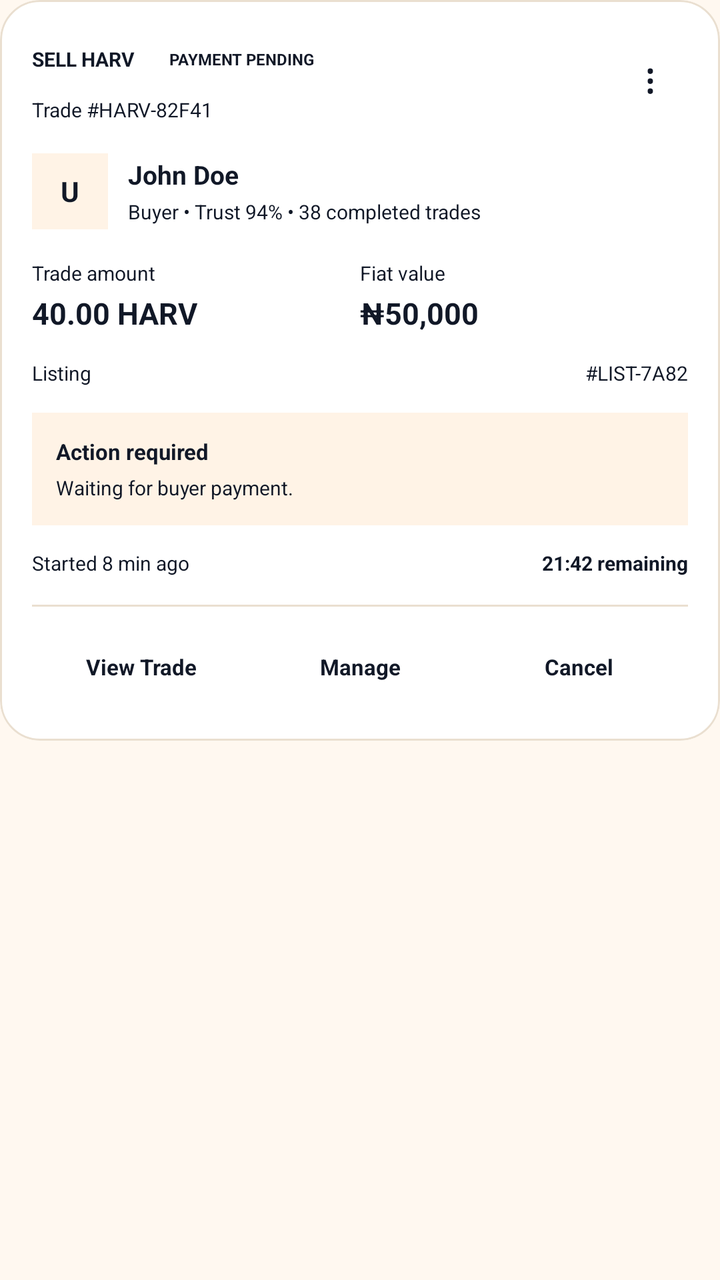
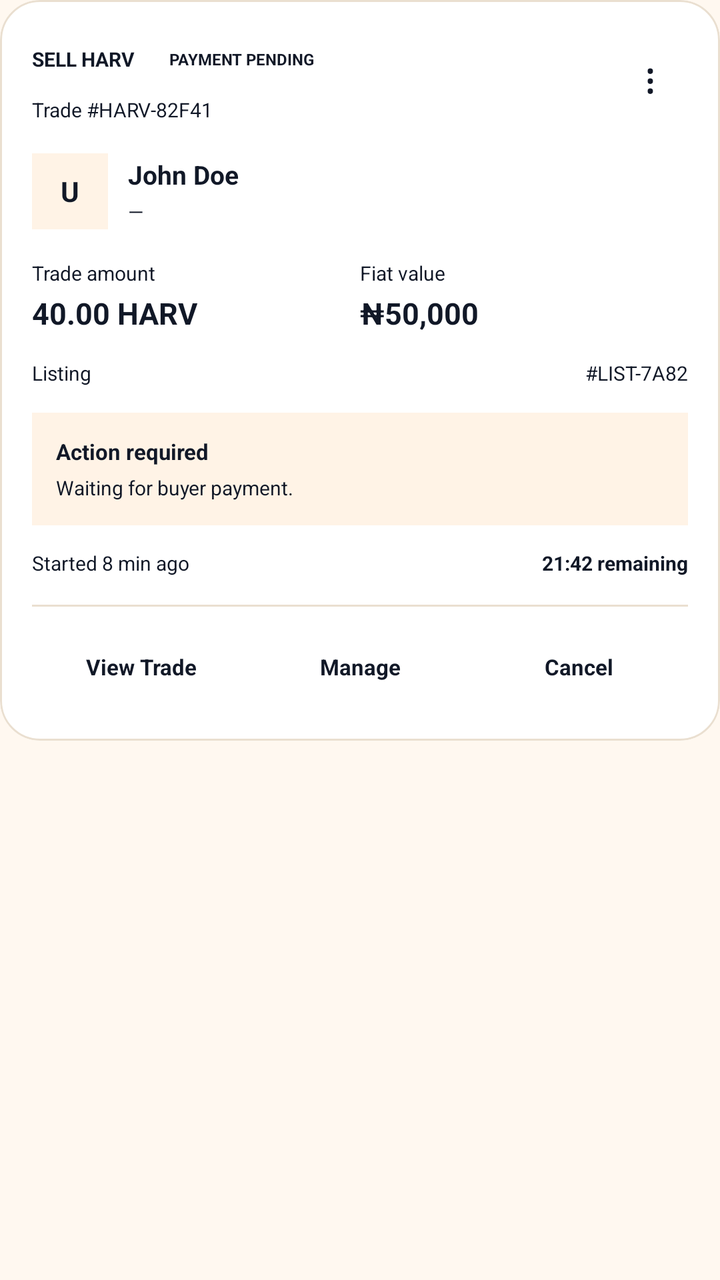

Compare the two renders of this Android layout. The source of the first and the diff that turns it into the second are given below.
<!-- AndroidManifest.xml: application theme AppTheme -->
<!-- res/layout/p2p_merchant_trade_item.xml -->
<LinearLayout
	xmlns:android="http://schemas.android.com/apk/res/android"
	xmlns:app="http://schemas.android.com/apk/res-auto"
	xmlns:tools="http://schemas.android.com/tools"
	android:layout_width="match_parent"
	android:layout_height="match_parent"
	android:orientation="vertical">
	<com.google.android.material.card.MaterialCardView
		android:id="@+id/card_merchant_trade"
		android:layout_width="match_parent"
		android:layout_height="wrap_content"
		android:layout_marginBottom="10dp"
		app:cardBackgroundColor="@color/colorP2pSurface"
		app:cardCornerRadius="20dp"
		app:cardElevation="0dp"
		app:strokeColor="@color/colorP2pBorder"
		app:strokeWidth="1dp">
		<LinearLayout
			android:id="@+id/merchant_trade_container"
			android:layout_width="match_parent"
			android:layout_height="wrap_content"
			android:padding="16dp"
			android:orientation="vertical">
			<LinearLayout
				android:id="@+id/linear246"
				android:layout_width="match_parent"
				android:layout_height="wrap_content"
				android:gravity="center_vertical"
				android:orientation="horizontal">
				<LinearLayout
					android:id="@+id/linear247"
					android:layout_width="0dp"
					android:layout_height="wrap_content"
					android:orientation="vertical"
					android:layout_weight="1">
					<LinearLayout
						android:id="@+id/linear248"
						android:layout_width="wrap_content"
						android:layout_height="wrap_content"
						android:gravity="center_vertical"
						android:orientation="horizontal">
						<TextView
							android:id="@+id/tv_trade_type"
							android:layout_width="wrap_content"
							android:layout_height="wrap_content"
							android:text="SELL HARV"
							android:textSize="10sp"
							android:textStyle="bold"
							android:focusable="false" />
						<TextView
							android:id="@+id/tv_trade_status"
							android:layout_width="wrap_content"
							android:layout_height="27dp"
							android:gravity="center_horizontal|center_vertical"
							android:text="PAYMENT PENDING"
							android:textSize="8sp"
							android:textStyle="bold"
							android:focusable="false"
							android:layout_marginStart="8dp"
							android:paddingStart="9dp"
							android:paddingEnd="9dp" />
					</LinearLayout>
					<TextView
						android:id="@+id/tv_trade_id"
						android:layout_width="wrap_content"
						android:layout_height="wrap_content"
						android:layout_marginTop="5dp"
						android:text="Trade #HARV-82F41"
						android:textSize="10sp"
						android:focusable="false" />
				</LinearLayout>
				<TextView
					android:id="@+id/tv_trade_menu"
					android:layout_width="38dp"
					android:layout_height="38dp"
					android:gravity="center_horizontal|center_vertical"
					android:text="⋮"
					android:textSize="21sp"
					android:textColor="@color/colorP2pTextPrimary"
					android:focusable="false" />
			</LinearLayout>
			<LinearLayout
				android:id="@+id/linear249"
				android:layout_width="match_parent"
				android:layout_height="wrap_content"
				android:layout_marginTop="15dp"
				android:gravity="center_vertical"
				android:orientation="horizontal">
				<TextView
					android:id="@+id/tv_counterparty_avatar"
					android:layout_width="38dp"
					android:layout_height="38dp"
					android:background="@color/colorP2pSurfaceAlt"
					android:gravity="center_horizontal|center_vertical"
					android:text="U"
					android:textSize="14sp"
					android:textStyle="bold"
					android:focusable="false" />
				<LinearLayout
					android:id="@+id/linear250"
					android:layout_width="0dp"
					android:layout_height="wrap_content"
					android:orientation="vertical"
					android:layout_weight="1"
					android:layout_marginStart="10dp">
					<TextView
						android:id="@+id/tv_counterparty_name"
						android:layout_width="wrap_content"
						android:layout_height="wrap_content"
						android:text="John Doe"
						android:textSize="13sp"
						android:textStyle="bold"
						android:textColor="@color/colorP2pTextPrimary"
						android:focusable="false" />
					<TextView
						android:id="@+id/tv_counterparty_meta"
						android:layout_width="wrap_content"
						android:layout_height="wrap_content"
						android:layout_marginTop="3dp"
						android:text="Buyer • Trust 94% • 38 completed trades"
						android:textSize="10sp"
						android:focusable="false" />
				</LinearLayout>
			</LinearLayout>
			<LinearLayout
				android:id="@+id/linear251"
				android:layout_width="match_parent"
				android:layout_height="wrap_content"
				android:layout_marginTop="15dp"
				android:orientation="horizontal">
				<LinearLayout
					android:id="@+id/linear252"
					android:layout_width="0dp"
					android:layout_height="wrap_content"
					android:orientation="vertical"
					android:layout_weight="1">
					<TextView
						android:id="@+id/textview148"
						android:layout_width="wrap_content"
						android:layout_height="wrap_content"
						android:text="Trade amount"
						android:textSize="10sp"
						android:focusable="false" />
					<TextView
						android:id="@+id/tv_trade_harv_amount"
						android:layout_width="wrap_content"
						android:layout_height="wrap_content"
						android:layout_marginTop="3dp"
						android:text="40.00 HARV"
						android:textSize="15sp"
						android:textStyle="bold"
						android:textColor="@color/colorP2pTextPrimary"
						android:focusable="false" />
				</LinearLayout>
				<LinearLayout
					android:id="@+id/linear253"
					android:layout_width="0dp"
					android:layout_height="wrap_content"
					android:orientation="vertical"
					android:layout_weight="1">
					<TextView
						android:id="@+id/textview149"
						android:layout_width="wrap_content"
						android:layout_height="wrap_content"
						android:text="Fiat value"
						android:textSize="10sp"
						android:focusable="false" />
					<TextView
						android:id="@+id/tv_trade_fiat_amount"
						android:layout_width="wrap_content"
						android:layout_height="wrap_content"
						android:layout_marginTop="3dp"
						android:text="₦50,000"
						android:textSize="15sp"
						android:textStyle="bold"
						android:textColor="@color/colorP2pTextPrimary"
						android:focusable="false" />
				</LinearLayout>
			</LinearLayout>
			<LinearLayout
				android:id="@+id/linear254"
				android:layout_width="match_parent"
				android:layout_height="wrap_content"
				android:layout_marginTop="13dp"
				android:orientation="horizontal">
				<TextView
					android:id="@+id/textview150"
					android:layout_width="0dp"
					android:layout_height="wrap_content"
					android:text="Listing"
					android:textSize="10sp"
					android:layout_weight="1"
					android:focusable="false" />
				<TextView
					android:id="@+id/tv_listing_reference"
					android:layout_width="wrap_content"
					android:layout_height="wrap_content"
					android:text="#LIST-7A82"
					android:textSize="10sp"
					android:textColor="@color/colorP2pTextPrimary"
					android:focusable="false" />
			</LinearLayout>
			<LinearLayout
				android:id="@+id/layout_trade_action"
				android:layout_width="match_parent"
				android:layout_height="wrap_content"
				android:layout_marginTop="13dp"
				android:padding="12dp"
				android:background="@color/colorP2pSurfaceAlt"
				android:orientation="vertical">
				<TextView
					android:id="@+id/tv_trade_action_title"
					android:layout_width="wrap_content"
					android:layout_height="wrap_content"
					android:text="Action required"
					android:textSize="11sp"
					android:textStyle="bold"
					android:focusable="false" />
				<TextView
					android:id="@+id/tv_trade_action_description"
					android:layout_width="match_parent"
					android:layout_height="wrap_content"
					android:layout_marginTop="4dp"
					android:text="Waiting for buyer payment."
					android:textSize="10sp"
					android:focusable="false" />
			</LinearLayout>
			<LinearLayout
				android:id="@+id/linear255"
				android:layout_width="match_parent"
				android:layout_height="wrap_content"
				android:layout_marginTop="12dp"
				android:gravity="center_vertical"
				android:orientation="horizontal">
				<TextView
					android:id="@+id/tv_trade_time"
					android:layout_width="0dp"
					android:layout_height="wrap_content"
					android:text="Started 8 min ago"
					android:textSize="10sp"
					android:layout_weight="1"
					android:focusable="false" />
				<TextView
					android:id="@+id/tv_trade_countdown"
					android:layout_width="wrap_content"
					android:layout_height="wrap_content"
					android:text="21:42 remaining"
					android:textSize="10sp"
					android:textStyle="bold"
					android:focusable="false" />
			</LinearLayout>
			<View
				android:id="@+id/view256"
				android:layout_width="match_parent"
				android:layout_height="1dp"
				android:layout_marginTop="14dp"
				android:background="@color/colorP2pBorder" />
			<LinearLayout
				android:id="@+id/linear257"
				android:layout_width="match_parent"
				android:layout_height="wrap_content"
				android:layout_marginTop="9dp"
				android:gravity="center_vertical"
				android:orientation="horizontal">
				<TextView
					android:id="@+id/tv_view_trade"
					android:layout_width="0dp"
					android:layout_height="42dp"
					android:gravity="center_horizontal|center_vertical"
					android:text="View Trade"
					android:textSize="11sp"
					android:textStyle="bold"
					android:layout_weight="1"
					android:focusable="false" />
				<TextView
					android:id="@+id/tv_manage_trade"
					android:layout_width="0dp"
					android:layout_height="42dp"
					android:gravity="center_horizontal|center_vertical"
					android:text="Manage"
					android:textSize="11sp"
					android:textStyle="bold"
					android:textColor="@color/colorP2pTextPrimary"
					android:layout_weight="1"
					android:focusable="false" />
				<TextView
					android:id="@+id/tv_cancel_trade"
					android:layout_width="0dp"
					android:layout_height="42dp"
					android:gravity="center_horizontal|center_vertical"
					android:text="Cancel"
					android:textSize="11sp"
					android:textStyle="bold"
					android:layout_weight="1"
					android:focusable="false" />
			</LinearLayout>
		</LinearLayout>
	</com.google.android.material.card.MaterialCardView>
</LinearLayout>
<!-- resources referenced by this layout -->
<resources>
  <color name="colorP2pBorder">#EADFD0</color>
  <color name="colorP2pSurface">#FFFFFF</color>
  <color name="colorP2pSurfaceAlt">#FFF3E6</color>
  <color name="colorP2pTextPrimary">#111827</color>
  <style name="HarvannaTextView" parent="android:Widget.TextView">
          <item name="android:textColor">@color/colorTextPrimary</item>
      </style>
  <color name="colorAccent">#FF9030</color>
  <color name="colorTextOnAccent">#111827</color>
  <color name="colorAccentDark">#E57A14</color>
  <color name="colorError">#EF4444</color>
  <color name="colorTextPrimaryWhite">#FFFFFF</color>
  <color name="colorControlNormal">#6B7280</color>
  <color name="colorAccentRipple">#1AFF9030</color>
  <color name="colorAccentStroke">#33FF9030</color>
  <color name="colorAccentStrong">#B85F0A</color>
  <color name="colorTextPrimary">#111827</color>
  <color name="colorBackground">#FFF8F0</color>
  <color name="colorSurface">#FFFFFF</color>
  <color name="colorTextSecondary">#4B5563</color>
  <color name="colorTextTertiary">#6B7280</color>
  <style name="HarvannaAlertDialog" parent="ThemeOverlay.MaterialComponents.MaterialAlertDialog">
          <item name="colorPrimary">@color/colorAccent</item>
          <item name="colorAccent">@color/colorAccent</item>
          <item name="colorSurface">@color/colorSurface</item>
          <item name="colorOnPrimary">@color/colorTextOnAccent</item>
          <item name="colorOnSurface">@color/colorTextPrimary</item>
          <item name="android:textColorPrimary">@color/colorTextPrimary</item>
          <item name="android:textColor">@color/colorTextPrimary</item>
          <item name="android:windowBackground">@color/colorSurface</item>
          <item name="buttonBarPositiveButtonStyle">@style/HarvannaDialogButton</item>
          <item name="buttonBarNegativeButtonStyle">@style/HarvannaDialogButton</item>
          <item name="buttonBarNeutralButtonStyle">@style/HarvannaDialogButton</item>
      </style>
  <style name="HarvannaBottomSheetDialog" parent="ThemeOverlay.MaterialComponents.BottomSheetDialog">
          <item name="colorPrimary">@color/colorAccent</item>
          <item name="colorAccent">@color/colorAccent</item>
          <item name="colorSurface">@color/colorSurface</item>
          <item name="colorOnPrimary">@color/colorTextOnAccent</item>
          <item name="colorOnSurface">@color/colorTextPrimary</item>
          <item name="colorOnSurfaceVariant">@color/colorTextSecondary</item>
          <item name="android:textColorPrimary">@color/colorTextPrimary</item>
          <item name="bottomSheetStyle">@style/HarvannaBottomSheetStyle</item>
      </style>
  <style name="HarvannaDialogButton" parent="Widget.MaterialComponents.Button.TextButton.Dialog">
          <item name="android:textColor">@color/colorAccent</item>
          <item name="android:minHeight">48dp</item>
      </style>
  <style name="HarvannaBottomSheetStyle" parent="Widget.MaterialComponents.BottomSheet.Modal">
          <item name="backgroundTint">?attr/colorSurface</item>
          <item name="shapeAppearanceOverlay">@style/HarvannaBottomSheetShape</item>
      </style>
  <style name="HarvannaBottomSheetShape" parent="">
          <item name="cornerFamily">rounded</item>
          <item name="cornerSizeTopLeft">20dp</item>
          <item name="cornerSizeTopRight">20dp</item>
          <item name="cornerSizeBottomLeft">0dp</item>
          <item name="cornerSizeBottomRight">0dp</item>
      </style>
  <!-- unchanged entries left out for length: 1 -->
</resources>

<!-- the commit's change to res/layout/p2p_merchant_trade_item.xml (unified diff, before → after) -->
@@ -117,7 +117,7 @@
 						android:layout_width="wrap_content"
 						android:layout_height="wrap_content"
 						android:layout_marginTop="3dp"
-						android:text="Buyer • Trust 94% • 38 completed trades"
+						android:text="—"
 						android:textSize="10sp"
 						android:focusable="false" />
 				</LinearLayout>
